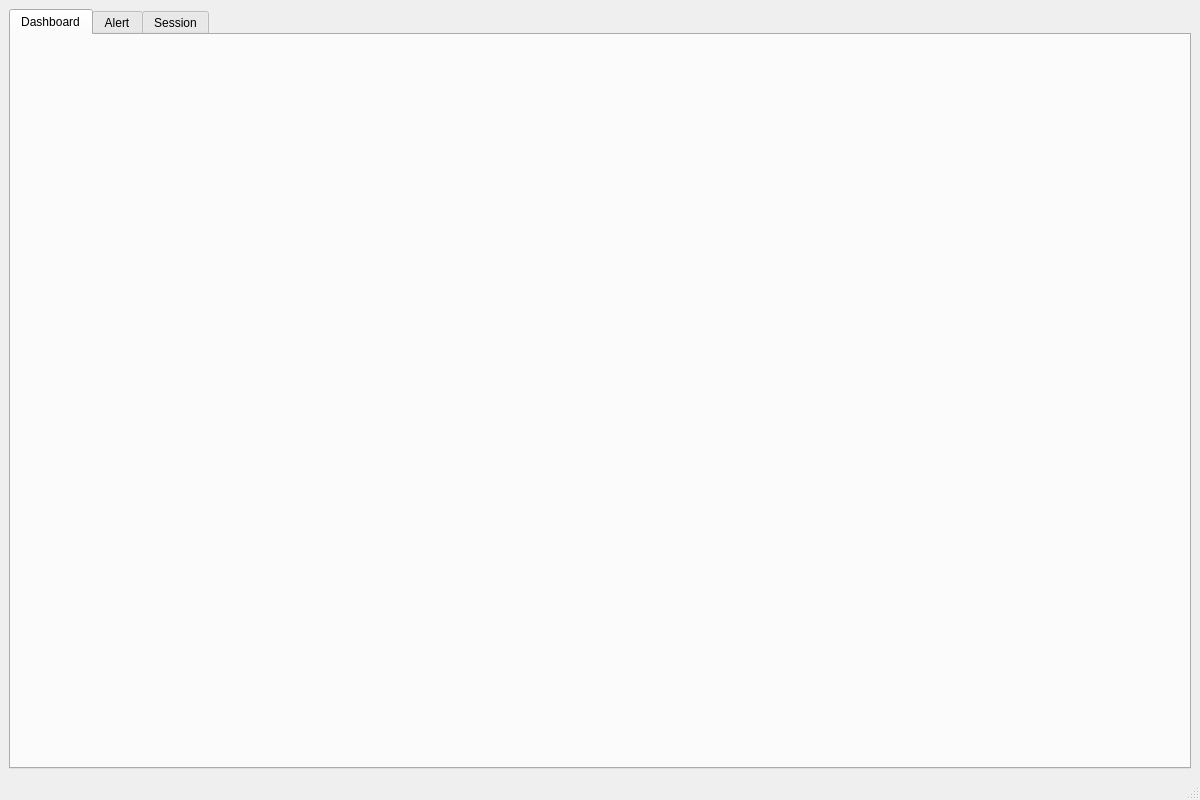
First picture: the form in forms/mainwindow.ui, repository Henry93s/Argus_IPS_Client, before the edit.
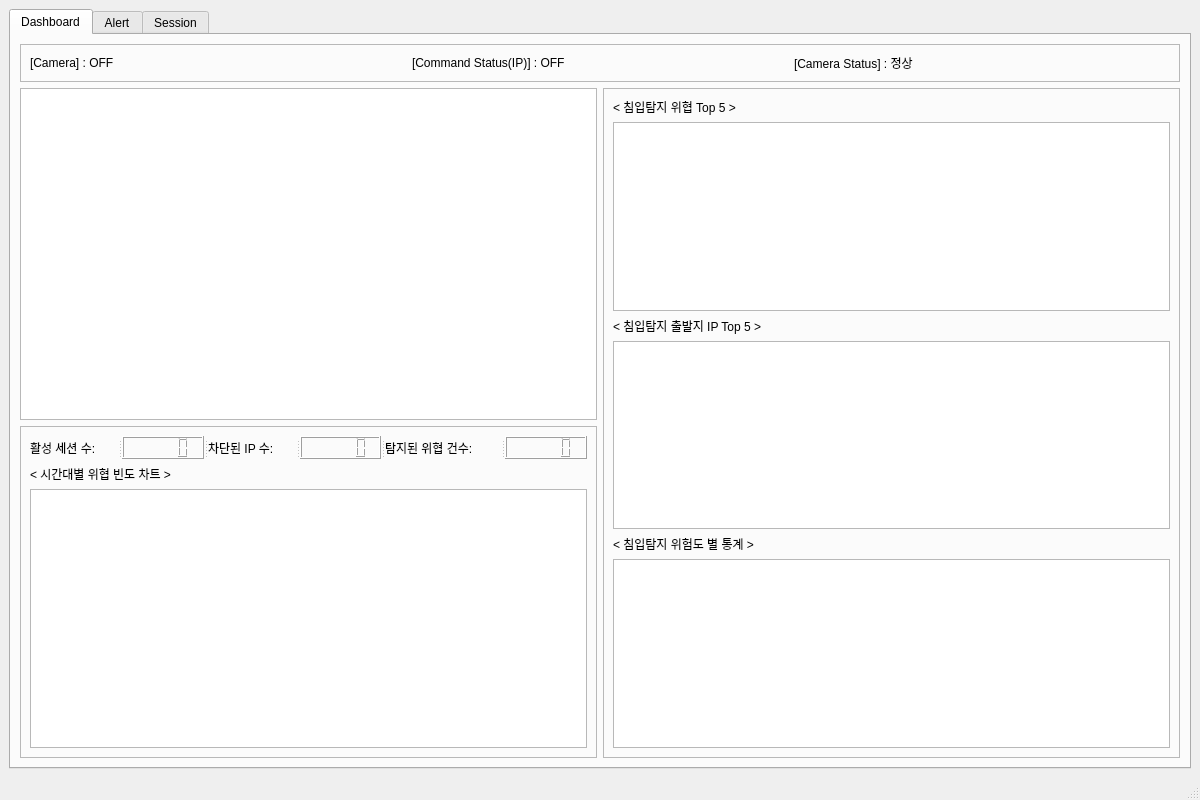
Second picture: the form after the edit. The open tabs and pages were chosen to show the change.

```diff
--- a/forms/mainwindow.ui
+++ b/forms/mainwindow.ui
@@ -32,8 +32,8 @@
    <string>MainWindow</string>
   </property>
   <widget class="QWidget" name="centralwidget">
-   <layout class="QVBoxLayout" name="verticalLayout">
-    <item>
+   <layout class="QGridLayout" name="gridLayout">
+    <item row="0" column="0">
      <widget class="QTabWidget" name="tabWidget">
       <property name="currentIndex">
        <number>1</number>
@@ -42,6 +42,140 @@
        <attribute name="title">
         <string>Dashboard</string>
        </attribute>
+       <layout class="QGridLayout" name="gridLayout_2">
+        <item row="0" column="0" colspan="2">
+         <widget class="QFrame" name="WebcamStatusFrame">
+          <property name="frameShape">
+           <enum>QFrame::Shape::StyledPanel</enum>
+          </property>
+          <property name="frameShadow">
+           <enum>QFrame::Shadow::Raised</enum>
+          </property>
+          <layout class="QHBoxLayout" name="horizontalLayout">
+           <item>
+            <widget class="QLabel" name="CamPowerLabel">
+             <property name="text">
+              <string>[Camera] : OFF</string>
+             </property>
+            </widget>
+           </item>
+           <item>
+            <widget class="QLabel" name="CommandStatusIPLabel">
+             <property name="text">
+              <string>[Command Status(IP)] : OFF</string>
+             </property>
+            </widget>
+           </item>
+           <item>
+            <widget class="QLabel" name="CameraStatusLabel">
+             <property name="text">
+              <string>[Camera Status] : 정상</string>
+             </property>
+            </widget>
+           </item>
+          </layout>
+         </widget>
+        </item>
+        <item row="1" column="0">
+         <widget class="QTableView" name="liveThreatFeedTableView">
+          <property name="editTriggers">
+           <set>QAbstractItemView::EditTrigger::NoEditTriggers</set>
+          </property>
+          <property name="selectionBehavior">
+           <enum>QAbstractItemView::SelectionBehavior::SelectRows</enum>
+          </property>
+         </widget>
+        </item>
+        <item row="1" column="1" rowspan="2">
+         <widget class="QFrame" name="frame">
+          <property name="frameShape">
+           <enum>QFrame::Shape::StyledPanel</enum>
+          </property>
+          <property name="frameShadow">
+           <enum>QFrame::Shadow::Raised</enum>
+          </property>
+          <layout class="QVBoxLayout" name="verticalLayout_4">
+           <item>
+            <widget class="QLabel" name="ThreatTypePChartLabel">
+             <property name="text">
+              <string>&lt; 침입탐지 위협 Top 5 &gt;</string>
+             </property>
+            </widget>
+           </item>
+           <item>
+            <widget class="QGraphicsView" name="ThreatTypePChartGraphicsView"/>
+           </item>
+           <item>
+            <widget class="QLabel" name="HozTopAttackerTop5Label">
+             <property name="text">
+              <string>&lt; 침입탐지 출발지 IP Top 5 &gt;</string>
+             </property>
+            </widget>
+           </item>
+           <item>
+            <widget class="QGraphicsView" name="HozTopAttackerTop5GraphicsView"/>
+           </item>
+           <item>
+            <widget class="QLabel" name="ThreatTypePChartLabel_2">
+             <property name="text">
+              <string>&lt; 침입탐지 위험도 별 통계 &gt;</string>
+             </property>
+            </widget>
+           </item>
+           <item>
+            <widget class="QGraphicsView" name="HozTopTargetPortTop5GraphicsView"/>
+           </item>
+          </layout>
+         </widget>
+        </item>
+        <item row="2" column="0">
+         <widget class="QFrame" name="StatusAndChartFrame">
+          <property name="frameShape">
+           <enum>QFrame::Shape::StyledPanel</enum>
+          </property>
+          <property name="frameShadow">
+           <enum>QFrame::Shadow::Raised</enum>
+          </property>
+          <layout class="QVBoxLayout" name="verticalLayout_3">
+           <item>
+            <widget class="QSplitter" name="splitter">
+             <property name="orientation">
+              <enum>Qt::Orientation::Horizontal</enum>
+             </property>
+             <widget class="QLabel" name="ActiveSessionCountLabel">
+              <property name="text">
+               <string>활성 세션 수: </string>
+              </property>
+             </widget>
+             <widget class="QLCDNumber" name="ActiveSessionCountLcdNumber"/>
+             <widget class="QLabel" name="BannedIPCountLabel">
+              <property name="text">
+               <string>차단된 IP 수: </string>
+              </property>
+             </widget>
+             <widget class="QLCDNumber" name="BannedIPCountLcdNumber"/>
+             <widget class="QLabel" name="ThreatCountLabel">
+              <property name="text">
+               <string>탐지된 위협 건수: </string>
+              </property>
+             </widget>
+             <widget class="QLCDNumber" name="ThreatCountLcdNumber"/>
+            </widget>
+           </item>
+           <item>
+            <widget class="QLabel" name="label">
+             <property name="text">
+              <string>&lt; 시간대별 위협 빈도 차트 &gt;</string>
+             </property>
+            </widget>
+           </item>
+           <item>
+            <widget class="QGraphicsView" name="ThreatBarChartGraphicsView"/>
+           </item>
+          </layout>
+         </widget>
+        </item>
+       </layout>
       </widget>
       <widget class="QWidget" name="tab_2">
        <attribute name="title">
```
Left out of the diff: 6 changed lines with no effect on the pictures.
